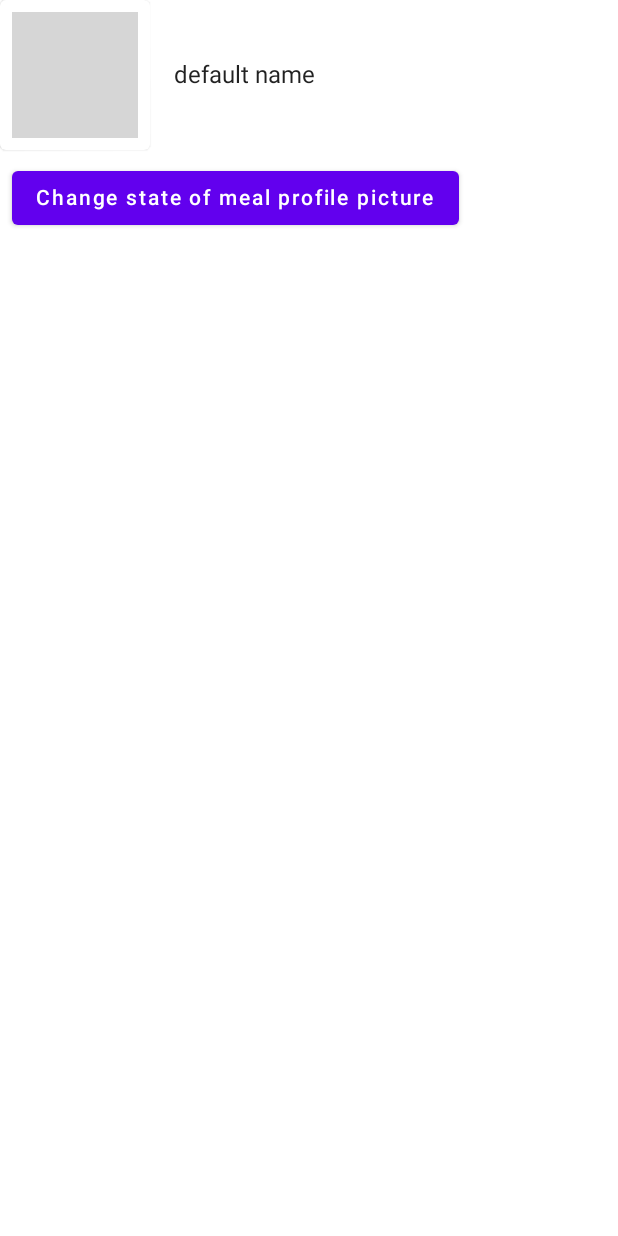
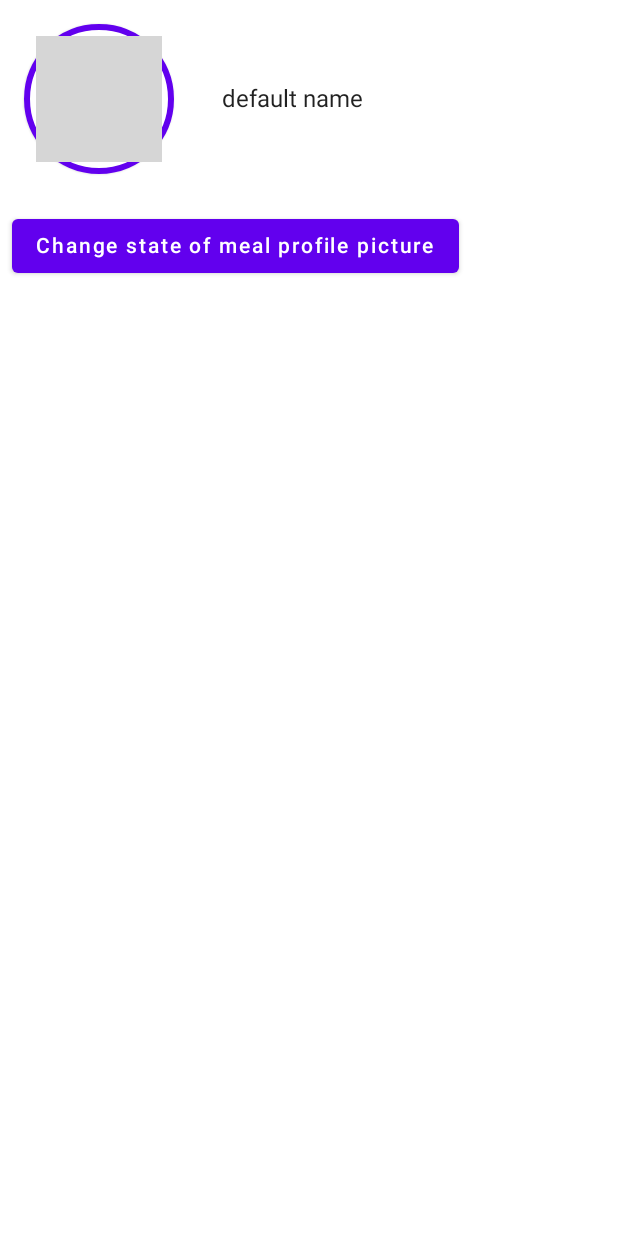
Before and after one commit to MarcosAugustoPoggi/MealsApp, an Android app built with Jetpack Compose: the composable MealDetailsScreen called with empty values, on a phone screen of 412 x 824 dp. Run offline under Robolectric (Android 15) with nearby library versions, the phone set to English and light mode, and no system bars; network calls fail; pictures from the network do not load; 4 statements that could not run were skipped; grey boxes are pictures that could not be loaded.

Commit message:
Icon Size Adjust

```diff
--- a/app/src/main/java/br/com/ubook/mealsapp/ui/details/MealDetails.kt
+++ b/app/src/main/java/br/com/ubook/mealsapp/ui/details/MealDetails.kt
@@ -1,17 +1,23 @@
 package br.com.ubook.mealsapp.ui.details
 
 import androidx.compose.animation.core.animateDpAsState
+import androidx.compose.foundation.BorderStroke
 import androidx.compose.foundation.Image
 import androidx.compose.foundation.layout.Column
 import androidx.compose.foundation.layout.Row
 import androidx.compose.foundation.layout.padding
 import androidx.compose.foundation.layout.size
+import androidx.compose.foundation.shape.CircleShape
+import androidx.compose.foundation.shape.RoundedCornerShape
 import androidx.compose.material.Button
 import androidx.compose.material.Card
+import androidx.compose.material.MaterialTheme
 import androidx.compose.material.Text
 import androidx.compose.runtime.*
 import androidx.compose.ui.Alignment
 import androidx.compose.ui.Modifier
+import androidx.compose.ui.graphics.Color
+import androidx.compose.ui.graphics.RectangleShape
 import androidx.compose.ui.unit.Dp
 import androidx.compose.ui.unit.dp
 import br.com.ubook.mealsapp.model.response.MealResponse
@@ -20,13 +26,22 @@ import coil.transform.CircleCropTransformation
 
 @Composable
 fun MealDetailsScreen(meal: MealResponse?) {
-    var isExpanded by remember { mutableStateOf(false)}
+    var isExpanded by remember { mutableStateOf(false) }
     val imageSizeDp: Dp by animateDpAsState(
-        targetValue = if(isExpanded) 200.dp else 100.dp)
+        targetValue = if (isExpanded) 200.dp else 100.dp
+    )
 
     Column {
         Row {
-            Card() {
+            Card(
+                modifier = Modifier.padding(16.dp),
+                shape = CircleShape,
+                border = BorderStroke(
+                    width = 4.dp,
+                    color = MaterialTheme.colors.primary,
+                )
+
+            ) {
                 Image(
                     painter = rememberImagePainter(
                         data = meal?.imageUrl,
--- a/app/src/main/java/br/com/ubook/mealsapp/ui/meals/MealsCategoriesScreen.kt
+++ b/app/src/main/java/br/com/ubook/mealsapp/ui/meals/MealsCategoriesScreen.kt
@@ -14,6 +14,7 @@ import androidx.compose.material.icons.filled.KeyboardArrowUp
 import androidx.compose.runtime.*
 import androidx.compose.ui.Alignment
 import androidx.compose.ui.Modifier
+import androidx.compose.ui.draw.scale
 import androidx.compose.ui.text.style.TextAlign
 import androidx.compose.ui.text.style.TextOverflow
 import androidx.compose.ui.tooling.preview.Preview
@@ -82,8 +83,10 @@ fun MealCategory(meal: MealResponse, navigationCallback: (String) -> Unit) {
             Icon(
                 imageVector = if (isExpanded) Icons.Filled.KeyboardArrowUp else Icons.Filled.KeyboardArrowDown,
                 contentDescription = "Expand row icon",
+
                 modifier = Modifier
-                    .padding(16.dp)
+                    .padding(10.dp)
+                    .size(60.dp)
                     .align( if (!isExpanded) Alignment.CenterVertically else Alignment.Bottom)
                     .clickable { isExpanded = !isExpanded }
             )
```
